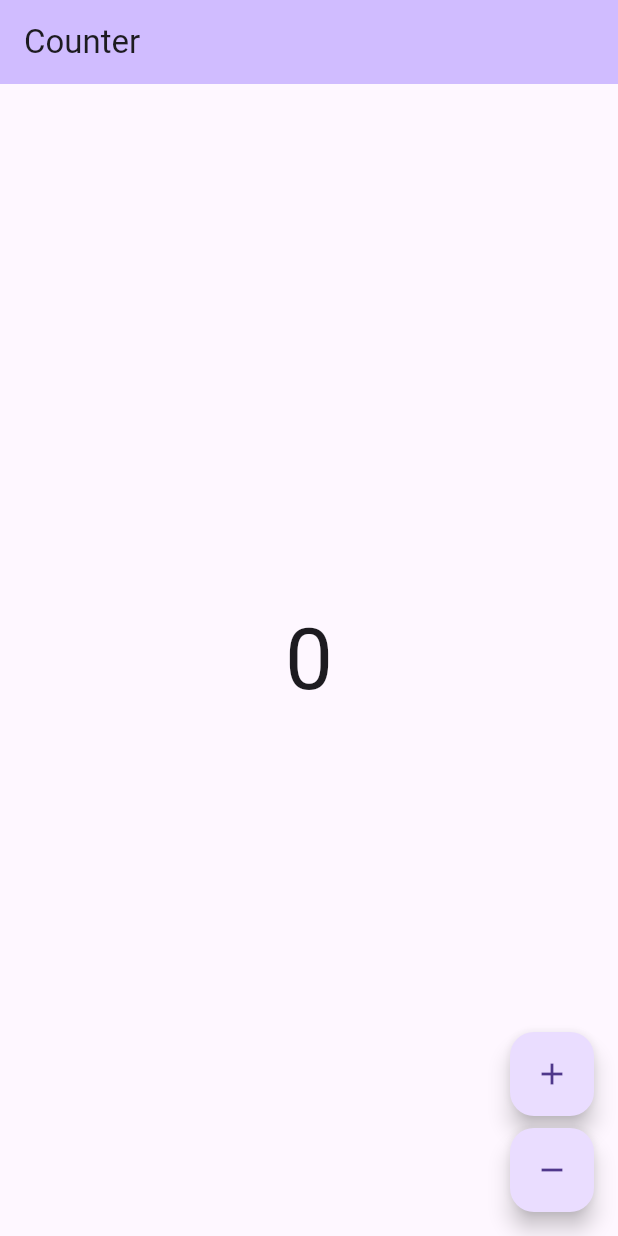
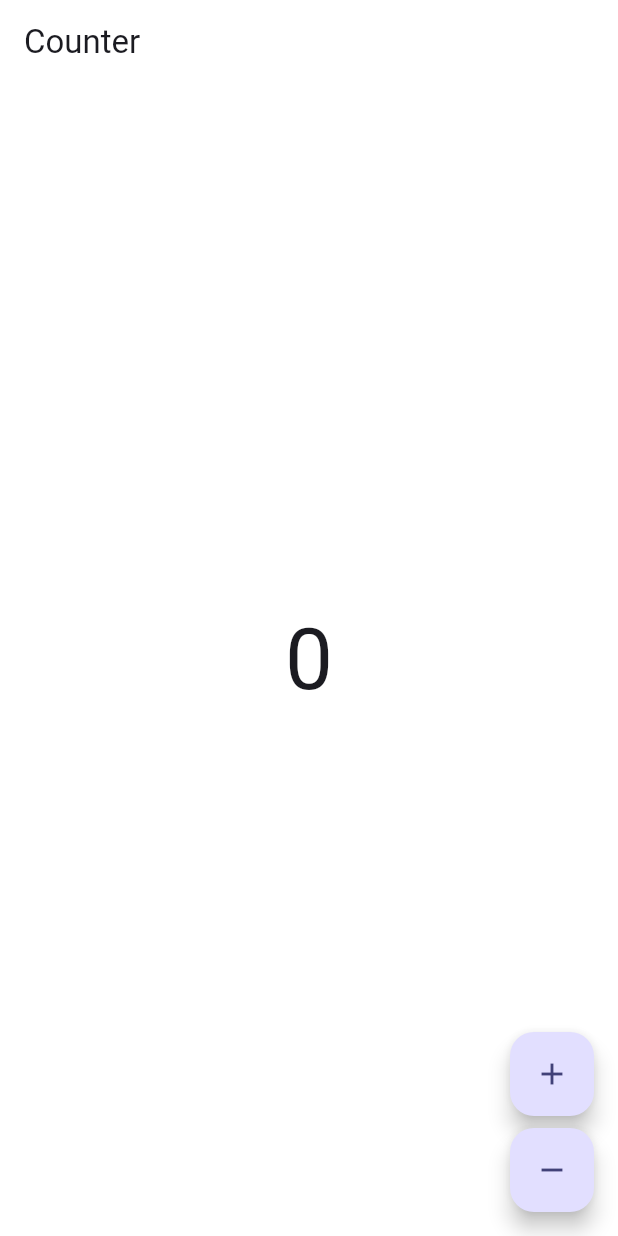
Before and after one commit to abdialidrus/simplepermit-user, a Flutter app: the screen it shows after launch, on a phone screen of 412 x 824 dp. Run offline on Flutter 3.47's test engine with Material 3 defaults, Android fonts, the phone set to English and light mode, and no system bars; our stand-ins replace bloc, equatable, flutter_bloc, rxdart, shared_preferences; generated files the repository leaves out were written again.

Commit message:
setup app theme

```diff
--- a/lib/app/view/app.dart
+++ b/lib/app/view/app.dart
@@ -2,6 +2,7 @@ import 'package:flutter/material.dart';
 import 'package:permit_repository/permit_repository.dart';
 import 'package:simple_permit_user/counter/counter.dart';
 import 'package:simple_permit_user/l10n/l10n.dart';
+import 'package:simple_permit_user/theme/theme.dart';
 
 class App extends StatelessWidget {
   const App({required this.permitRepository, super.key});
@@ -11,12 +12,8 @@ class App extends StatelessWidget {
   @override
   Widget build(BuildContext context) {
     return MaterialApp(
-      theme: ThemeData(
-        appBarTheme: AppBarTheme(
-          backgroundColor: Theme.of(context).colorScheme.inversePrimary,
-        ),
-        useMaterial3: true,
-      ),
+      theme: PermitAppTheme.light,
+      darkTheme: PermitAppTheme.dark,
       localizationsDelegates: AppLocalizations.localizationsDelegates,
       supportedLocales: AppLocalizations.supportedLocales,
       home: const CounterPage(),
--- /dev/null
+++ b/lib/theme/theme.dart
@@ -0,0 +1,31 @@
+import 'package:flutter/material.dart';
+
+class PermitAppTheme {
+  static ThemeData get light {
+    return ThemeData(
+      appBarTheme: const AppBarTheme(color: Color(0xFFFFFFFF)),
+      colorScheme: ColorScheme.fromSeed(
+        seedColor: const Color(0xFF0C0C26),
+      ),
+      snackBarTheme: const SnackBarThemeData(
+        behavior: SnackBarBehavior.floating,
+      ),
+      scaffoldBackgroundColor: const Color(0xFFFFFFFF),
+    );
+  }
+
+  static ThemeData get dark {
+    return ThemeData(
+      appBarTheme: const AppBarTheme(
+        color: Color.fromARGB(255, 16, 46, 59),
+      ),
+      colorScheme: ColorScheme.fromSeed(
+        brightness: Brightness.dark,
+        seedColor: const Color(0xFF13B9FF),
+      ),
+      snackBarTheme: const SnackBarThemeData(
+        behavior: SnackBarBehavior.floating,
+      ),
+    );
+  }
+}
```
